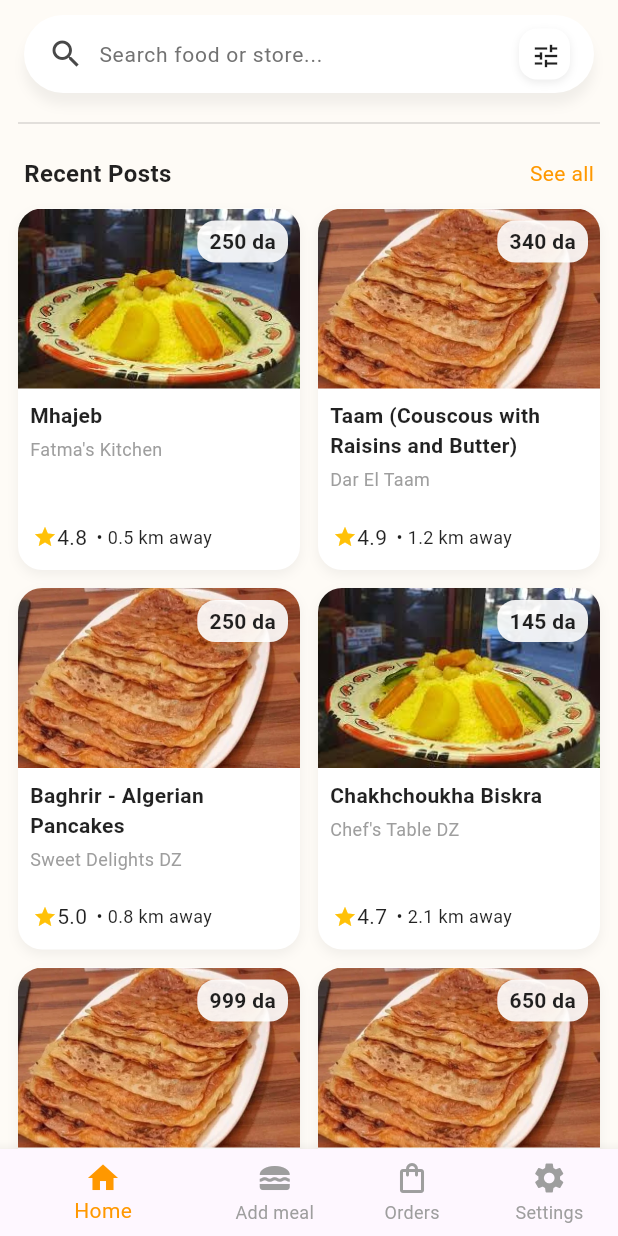
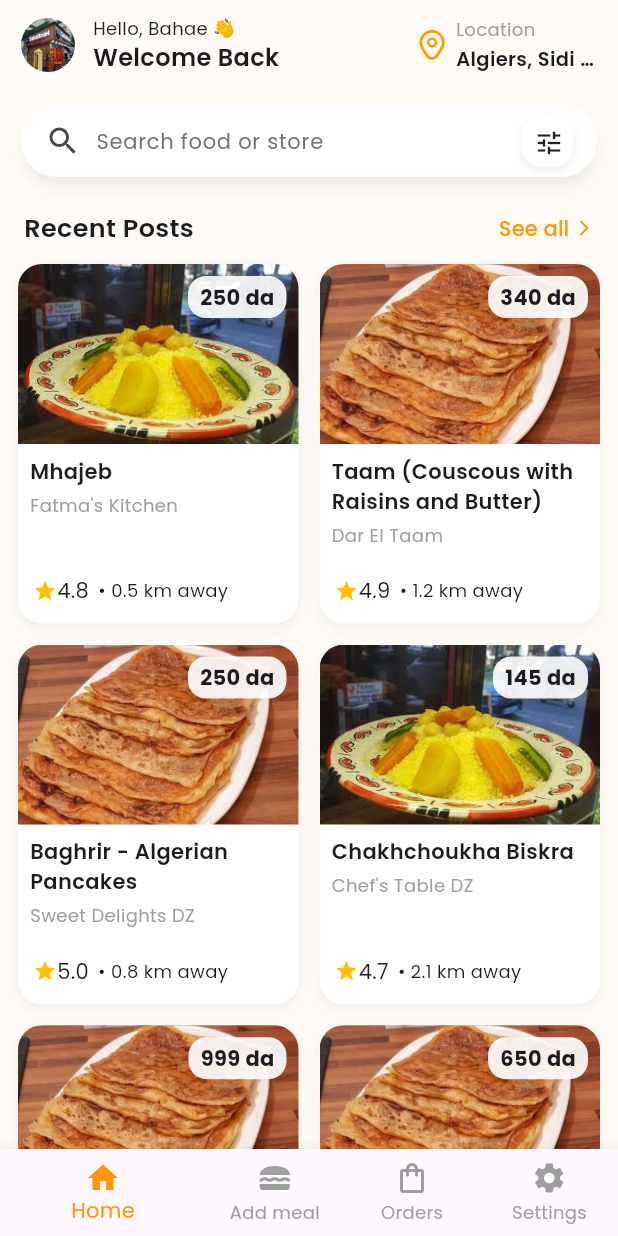
Before and after one commit to scofild18/Makelti_project, a Flutter app: the screen it shows after launch, on a phone screen of 412 x 824 dp. Run offline on Flutter 3.47's test engine with Material 3 defaults, Android fonts, the phone set to English and light mode, and no system bars; our stand-ins replace flutter_bloc, go_router, google_fonts.

Commit message:
feat(ui): add HomeScreen top bar and SeeAll screens

```diff
--- a/frontend_2/lib/routing/app_router_congif.dart
+++ b/frontend_2/lib/routing/app_router_congif.dart
@@ -1,4 +1,6 @@
 import 'package:Makelti/screens/client_orders_management.dart';
+import 'package:Makelti/screens/see_all_posts.dart';
+import 'package:Makelti/screens/see_all_stores.dart';
 import 'package:Makelti/screens/splash_screen.dart';
 import 'package:flutter/material.dart';
 import 'package:go_router/go_router.dart';
@@ -87,6 +89,19 @@ class AppRouterConfig {
   ],
 ),
 
+GoRoute(
+        path: '/see_all_posts',
+        name: 'see_all_posts',
+        builder: (context, state) =>  SeeAllPostsScreen(),
+      ),
+
+
+      GoRoute(
+        path: '/see_all_stores',
+        name: 'see_all_stores',
+        builder: (context, state) =>  SeeAllStores(),
+      ),
+
       GoRoute(
         path: '/order',
         name: 'order',
--- a/frontend_2/lib/screens/home_screen.dart
+++ b/frontend_2/lib/screens/home_screen.dart
@@ -14,6 +14,7 @@ class HomeScreen extends StatefulWidget {
 }
 
 class _HomeScreenState extends State<HomeScreen> {
+
   final List<Map<String, dynamic>> recentPosts = [
     {
       'title': 'Mhajeb ',
@@ -92,27 +93,118 @@ class _HomeScreenState extends State<HomeScreen> {
       body: ListView(
         physics: const BouncingScrollPhysics(),
         children: [
-          const SearchBarWidget(),
-          const Padding(
-            padding: EdgeInsets.symmetric(horizontal: 12, vertical: 2),
-            child: Divider(
-              color: Color.fromARGB(255, 66, 65, 65),
-              thickness: 0.2,
+          const SizedBox(height: 8),
+           Padding(
+            padding: const EdgeInsets.symmetric(horizontal: 12),
+            child: Container(
+              decoration:  BoxDecoration(
+                borderRadius: BorderRadius.circular(12)
+              ),
+              child: Padding(
+                padding: const EdgeInsets.all(2.0),
+                child: Column(
+                  children: [
+                    Row(
+                      mainAxisAlignment: MainAxisAlignment.spaceBetween,
+                      children: [
+                        const Row(
+                          children: [
+                            CircleAvatar(
+                              radius: 18,
+                              backgroundImage: AssetImage("assets/images/pizza_store.jpg"),
+                            ),
+                            SizedBox(width: 12),
+                            Column(
+                              crossAxisAlignment: CrossAxisAlignment.start,
+                              children: [
+                    Text("Hello, Bahae 👋", style: TextStyle(fontSize: 12)),
+                    Text(
+                      "Welcome Back",
+                      style: TextStyle(fontWeight: FontWeight.w600, fontSize: 16),
+                    ),
+                              ],
+                            ),
+                          ],
+                        ),
+
+                    Padding(
+                      padding: const EdgeInsets.only(right: 0.0),
+                      child: SizedBox(
+                        width: 120,
+                        child: Row(
+                          crossAxisAlignment: CrossAxisAlignment.center,
+                          children: [
+                            Image.asset(
+                              "assets/icons/location.png",
+                              height: 20,
+                            ),
+                            const SizedBox(width: 6),
+
+                            const Expanded(
+                              child: Column(
+                    crossAxisAlignment: CrossAxisAlignment.start,
+                    mainAxisAlignment: MainAxisAlignment.center,
+                    children: [
+                      Text(
+                        "Location",
+                        style: TextStyle(
+                          fontSize: 12,
+                          color: Colors.grey,
+                        ),
+                        overflow: TextOverflow.ellipsis,
+                      ),
+                      SizedBox(height: 2),
+                      Text(
+                        "Algiers, Sidi Abdellah",
+                        style: TextStyle(
+                          fontWeight: FontWeight.w600,
+                          fontSize: 13,
+                        ),
+                        maxLines: 1,
+                        overflow: TextOverflow.ellipsis,
+                      ),
+                    ],
                               ),
                             ),
-          const Padding(
-            padding: EdgeInsets.only(left: 16.0,right: 16.0, bottom : 12 , top : 12 ),
+                          ],
+                        ),
+                      ),
+                    )
+                      ],
+                    ),
+                    const SizedBox(height: 12),
+                          const SearchBarWidget(title: "Search food or store",),
+                  ],
+                ),
+              ),
+            )
+          ),
+
+
+
+
+          Padding(
+            padding: const EdgeInsets.symmetric(horizontal: 16),
             child: Row(
               mainAxisAlignment: MainAxisAlignment.spaceBetween,
               children: [
-                Text(
+                const Text(
                   "Recent Posts",
-                  style:
-                      TextStyle(fontWeight: FontWeight.w600, fontSize: 16),
+                  style: TextStyle(fontWeight: FontWeight.w600, fontSize: 17),
                 ),
-                Text(
-                  "See all",
-                  style: TextStyle(color: Colors.orange),
+                TextButton(
+                  onPressed: () {
+                    context.pushNamed("see_all_posts");
+                  },
+                  style: TextButton.styleFrom(
+                      foregroundColor: Colors.orange, padding: EdgeInsets.zero),
+                  child: const Row(
+                    children: [
+                      Text("See all"),
+                      SizedBox(width: 4),
+                      Icon(Icons.arrow_forward_ios, size: 12),
+                    ],
+                  ),
                 ),
               ],
             ),
@@ -124,16 +216,19 @@ class _HomeScreenState extends State<HomeScreen> {
               physics: const NeverScrollableScrollPhysics(),
               shrinkWrap: true,
               itemCount: recentPosts.length,
-              gridDelegate:
-                  const SliverGridDelegateWithFixedCrossAxisCount(
+              gridDelegate: const SliverGridDelegateWithFixedCrossAxisCount(
                 crossAxisCount: 2,
-                mainAxisSpacing: 12,
-                crossAxisSpacing: 12,
+                mainAxisSpacing: 14,
+                crossAxisSpacing: 14,
                 childAspectRatio: 0.78,
               ),
               itemBuilder: (context, index) {
                 final item = recentPosts[index];
-                return FoodCard(
+
+                return AnimatedOpacity(
+                  duration: const Duration(milliseconds: 400),
+                  opacity: 1,
+                  child: FoodCard(
                     image: item['image'],
                     price: item['price'],
                     title: item['title'],
@@ -147,31 +242,42 @@ class _HomeScreenState extends State<HomeScreen> {
                             builder: (_) => const FoodDetailPage()),
                       );
                     },
+                  ),
                 );
               },
             ),
           ),
 
-          /// Nearby Stores Header
-          const Padding(
-            padding: EdgeInsets.symmetric(horizontal: 16.0, vertical: 16),
+          const SizedBox(height: 24),
+
+          Padding(
+            padding:
+                const EdgeInsets.symmetric(horizontal: 16.0, vertical: 4),
             child: Row(
               mainAxisAlignment: MainAxisAlignment.spaceBetween,
               children: [
-                Text(
+                const Text(
                   "Nearby Stores",
-                  style:
-                      TextStyle(fontWeight: FontWeight.w600, fontSize: 16),
+                  style: TextStyle(fontWeight: FontWeight.w600, fontSize: 17),
                 ),
-                Text(
-                  "See all",
-                  style: TextStyle(color: Colors.orange),
+                TextButton(
+                  onPressed: () {
+                    context.pushNamed("see_all_stores");
+                  },
+                  style: TextButton.styleFrom(
+                      foregroundColor: Colors.orange, padding: EdgeInsets.zero),
+                  child: const Row(
+                    children: [
+                      Text("See all"),
+                      SizedBox(width: 4),
+                      Icon(Icons.arrow_forward_ios, size: 12),
+                    ],
+                  ),
                 ),
               ],
             ),
           ),
 
-          /// Horizontal List of stores
           SizedBox(
             height: 160,
             child: Padding(
@@ -195,7 +301,8 @@ class _HomeScreenState extends State<HomeScreen> {
               ),
             ),
           ),
-          const SizedBox(height: 24),
+
+          const SizedBox(height: 30),
         ],
       ),
     );
--- a/frontend_2/lib/utils/application_theme.dart
+++ b/frontend_2/lib/utils/application_theme.dart
@@ -7,35 +7,8 @@ class AppTheme {
     primarySwatch: Colors.orange,
     scaffoldBackgroundColor: const Color(0xFFFEFBF6),
 
-    textTheme: GoogleFonts.poppinsTextTheme().copyWith(
-      displayLarge: const TextStyle(
-        fontSize: 32,
-        fontWeight: FontWeight.bold,
-        color: Colors.black87,
-      ),
-      titleLarge: const TextStyle(
-        fontSize: 20,
-        fontWeight: FontWeight.w600,
-        color: Colors.black87,
-      ),
-      bodyLarge: const TextStyle(
-        fontSize: 16,
-        color: Colors.black87,
-      ),
-      bodyMedium: const TextStyle(
-        fontSize: 14,
-        color: Colors.black87,
-      ),
-      bodySmall: const TextStyle(
-        fontSize: 12,
-        color: Colors.grey,
-      ),
-      labelLarge: const TextStyle(
-        fontSize: 12,
-        fontWeight: FontWeight.w600,
-        color: Colors.deepOrange,
-      ),
-    ),
+    textTheme: GoogleFonts.poppinsTextTheme(),
+fontFamily: GoogleFonts.poppins().fontFamily,
 
     appBarTheme: const AppBarTheme(
       backgroundColor: Color(0xFFFEFBF6),
--- a/frontend_2/lib/widgets/home_screen/search_bar.dart
+++ b/frontend_2/lib/widgets/home_screen/search_bar.dart
@@ -1,15 +1,17 @@
 import 'package:flutter/material.dart';
 
 class SearchBarWidget extends StatelessWidget {
+  final String title ;
   const SearchBarWidget({
     super.key,
+    required this.title ,
   });
 
   @override
   Widget build(BuildContext context) {
     return Container(
-          margin: const EdgeInsets.symmetric(horizontal: 16, vertical: 10),
-          padding: const EdgeInsets.symmetric(horizontal: 16, vertical: 2),
+          margin: const EdgeInsets.symmetric(horizontal: 0, vertical: 8),
+          padding: const EdgeInsets.symmetric(horizontal: 16, vertical: 0),
           decoration: BoxDecoration(
             color: const Color.fromARGB(255, 255, 255, 255),
             borderRadius: BorderRadius.circular(30),
@@ -25,11 +27,11 @@ class SearchBarWidget extends StatelessWidget {
             children: [
     const Icon(Icons.search, color: Color.fromARGB(255, 72, 72, 72), size: 24),
     const SizedBox(width: 10),
-    const Expanded(
+     Expanded(
       child: TextField(
         decoration: InputDecoration(
-          hintText: 'Search food or store...',
-          hintStyle: TextStyle(color: Color.fromARGB(255, 114, 114, 114) , fontWeight: FontWeight.w400 , fontSize:14),
+          hintText: title,
+          hintStyle: const TextStyle(color: Color.fromARGB(255, 114, 114, 114) , fontWeight: FontWeight.w400 , fontSize:14),
           border: InputBorder.none,
         ),
       ),
--- a/frontend_2/pubspec.yaml
+++ b/frontend_2/pubspec.yaml
@@ -70,6 +70,7 @@ flutter:
     - assets/images/logo.png
     - assets/images/pizza_store.jpg
     - assets/images/store.jpg
+    - assets/icons/location.png
   # An image asset can refer to one or more resolution-specific "variants", see
   # https://flutter.dev/assets-and-images/#resolution-aware
 
```
Also changed, not shown: frontend_2/lib/screens/see_all_posts.dart (added, +152 -0 lines), frontend_2/lib/screens/see_all_stores.dart (added, +94 -0 lines), frontend_2/assets/icons/location.png (added), frontend_2/lib/screens/add_meal_screen.dart (line endings or trailing spaces), 2 other files. Lines whose indentation alone changed are shown as unchanged.
